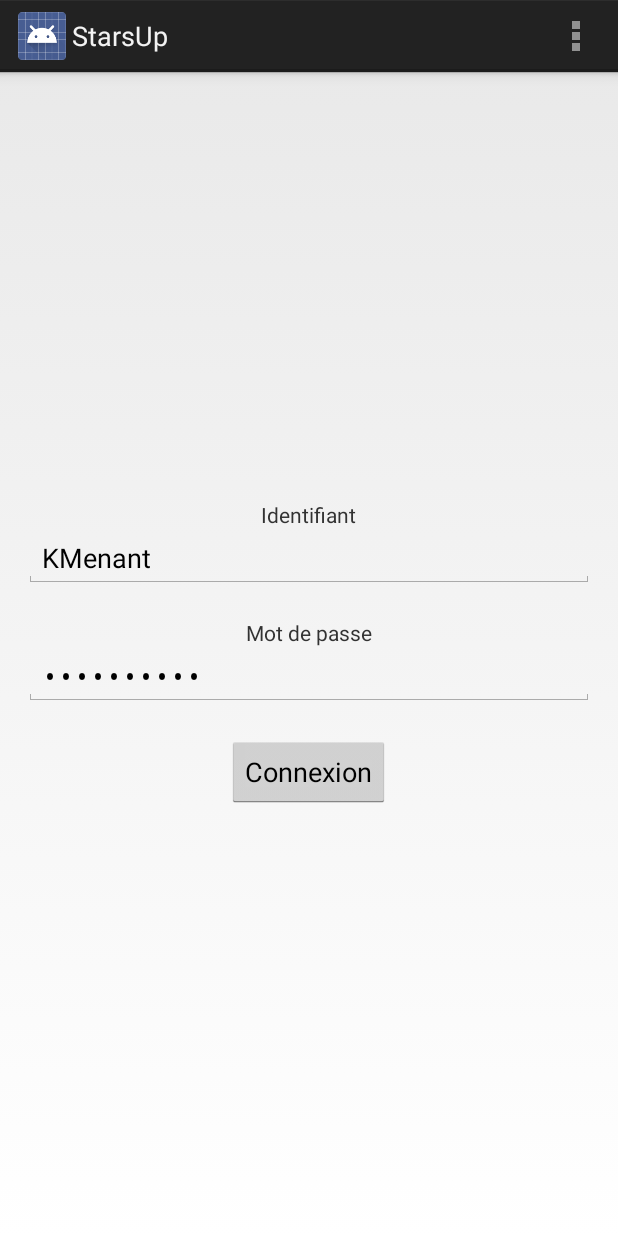
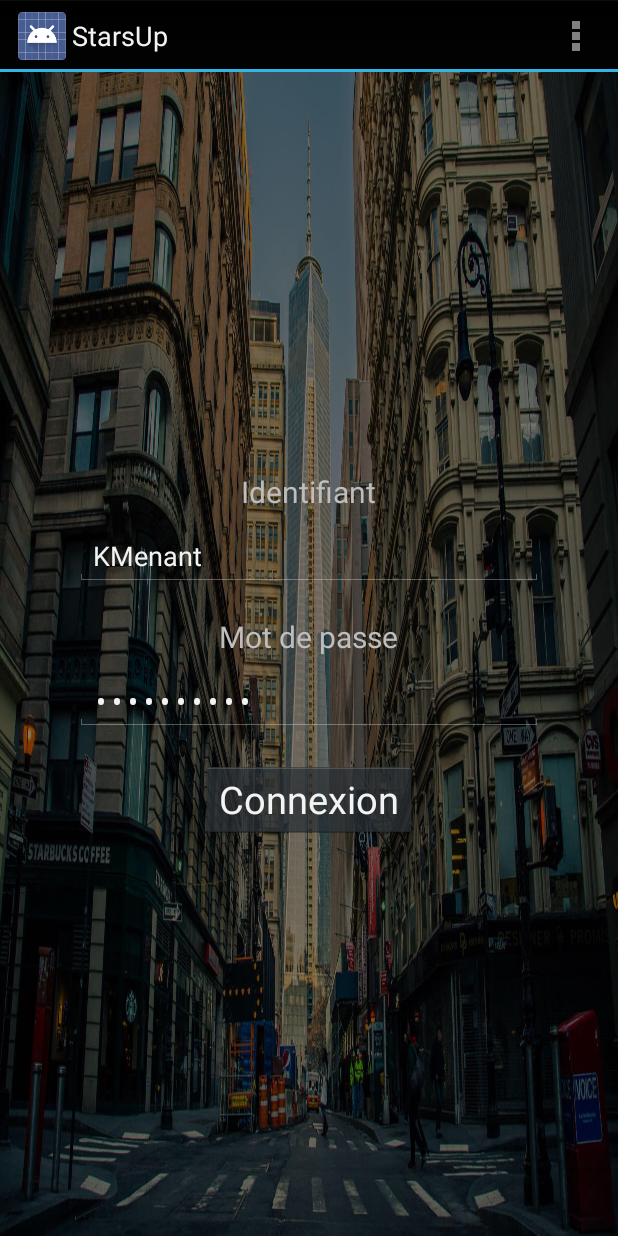
Before and after one commit to NiDaSilva/PPE4-STARS-UP, an Android app: the screen it shows after launch (Connexion_Activity), on a phone screen of 412 x 824 dp. Run offline under Robolectric (Android 15) with nearby library versions, the phone set to English and light mode, and no system bars.

Commit message:
Change styles

```diff
--- a/Android/StarsUp/app/src/main/res/layout/activity_connexion.xml
+++ b/Android/StarsUp/app/src/main/res/layout/activity_connexion.xml
@@ -1,26 +1,27 @@
 <RelativeLayout xmlns:android="http://schemas.android.com/apk/res/android"
     xmlns:tools="http://schemas.android.com/tools" android:layout_width="match_parent"
-    android:layout_height="match_parent" android:paddingLeft="@dimen/activity_horizontal_margin"
-    android:paddingRight="@dimen/activity_horizontal_margin"
-    android:paddingTop="@dimen/activity_vertical_margin"
-    android:paddingBottom="@dimen/activity_vertical_margin" tools:context=".ConnexionActivity">
+    android:layout_height="match_parent"
+    tools:context=".ConnexionActivity">
 
 
     <LinearLayout
         android:orientation="vertical"
         android:layout_width="fill_parent"
-        android:layout_height="match_parent"
+        android:layout_height="fill_parent"
         android:layout_alignParentTop="true"
         android:layout_alignParentLeft="true"
         android:layout_alignParentStart="true"
-        android:gravity="center_vertical">
+        android:gravity="center_vertical"
+        android:background="@drawable/background">
 
         <TextView
             android:layout_width="wrap_content"
             android:layout_height="wrap_content"
             android:text="@string/login"
             android:id="@+id/lb_login"
-            android:layout_gravity="center_horizontal" />
+            android:layout_gravity="center_horizontal"
+            android:textIsSelectable="false"
+            android:textSize="20dp" />
 
         <EditText
             android:layout_width="match_parent"
@@ -31,14 +32,18 @@
             android:hint="@string/login"
             android:text="KMenant"
             android:layout_marginBottom="20dp"
-            android:inputType="textPersonName" />
+            android:inputType="textPersonName"
+            android:layout_marginTop="10dp"
+            android:layout_marginLeft="50dp"
+            android:layout_marginRight="50dp" />
 
         <TextView
             android:layout_width="wrap_content"
             android:layout_height="wrap_content"
             android:text="@string/password"
             android:id="@+id/lb_mdp"
-            android:layout_gravity="center_horizontal" />
+            android:layout_gravity="center_horizontal"
+            android:textSize="20dp" />
 
         <EditText
             android:layout_width="match_parent"
@@ -49,13 +54,17 @@
             android:layout_gravity="center_horizontal"
             android:hint="@string/password"
             android:text="azerty1234"
-            android:layout_marginBottom="20dp" />
+            android:layout_marginBottom="20dp"
+            android:layout_marginTop="10dp"
+            android:layout_marginLeft="50dp"
+            android:layout_marginRight="50dp" />
 
         <Button
             android:layout_width="wrap_content"
             android:layout_height="wrap_content"
             android:text="@string/connexion"
             android:id="@+id/btn_login"
-            android:layout_gravity="center_horizontal" />
+            android:layout_gravity="center_horizontal"
+            android:textSize="25dp" />
     </LinearLayout>
 </RelativeLayout>
--- a/Android/StarsUp/app/src/main/res/values/styles.xml
+++ b/Android/StarsUp/app/src/main/res/values/styles.xml
@@ -1,7 +1,7 @@
 <resources>
 
     <!-- Base application theme. -->
-    <style name="AppTheme" parent="android:Theme.Holo.Light.DarkActionBar">
+    <style name="AppTheme" parent="android:Theme.Holo">
         <!-- Customize your theme here. -->
     </style>
 
```
Also changed, not shown: Android/StarsUp/app/src/main/ic_launcher-web.png (added), Android/StarsUp/app/src/main/res/drawable/background.png (added), Android/StarsUp/app/src/main/res/mipmap-hdpi/ic_launcher.png, Android/StarsUp/app/src/main/res/mipmap-mdpi/ic_launcher.png, Android/StarsUp/app/src/main/res/mipmap-xhdpi/ic_launcher.png, Android/StarsUp/app/src/main/res/mipmap-xxhdpi/ic_launcher.png, Android/StarsUp/app/src/main/res/mipmap-xxxhdpi/ic_launcher.png (added).
